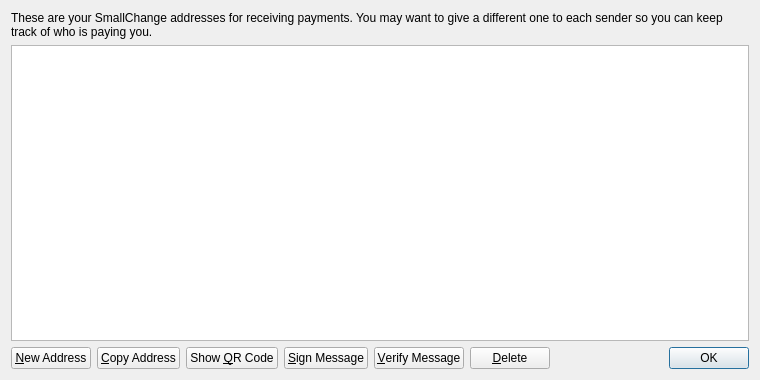
Old version of the form src/qt/forms/addressbookpage.ui in the repository Juanroalvarado/ufmcoin.
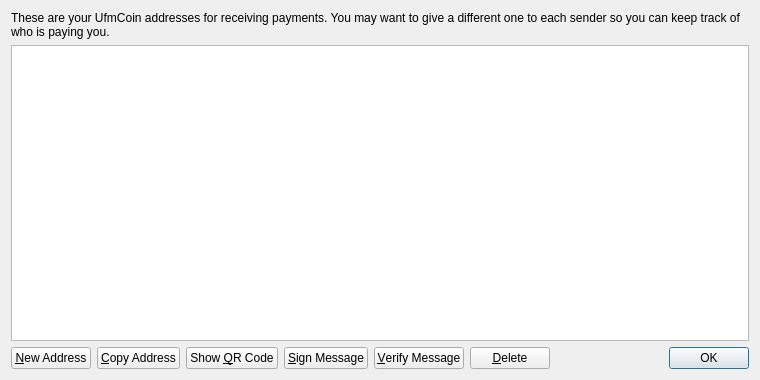
New version of the form. Icons and pictures are not drawn.

Diff of the .ui file:
```diff
--- a/src/qt/forms/addressbookpage.ui
+++ b/src/qt/forms/addressbookpage.ui
@@ -17,7 +17,7 @@
    <item>
     <widget class="QLabel" name="labelExplanation">
      <property name="text">
-      <string>These are your SmallChange addresses for receiving payments. You may want to give a different one to each sender so you can keep track of who is paying you.</string>
+      <string>These are your UfmCoin addresses for receiving payments. You may want to give a different one to each sender so you can keep track of who is paying you.</string>
      </property>
      <property name="textFormat">
       <enum>Qt::PlainText</enum>
```
